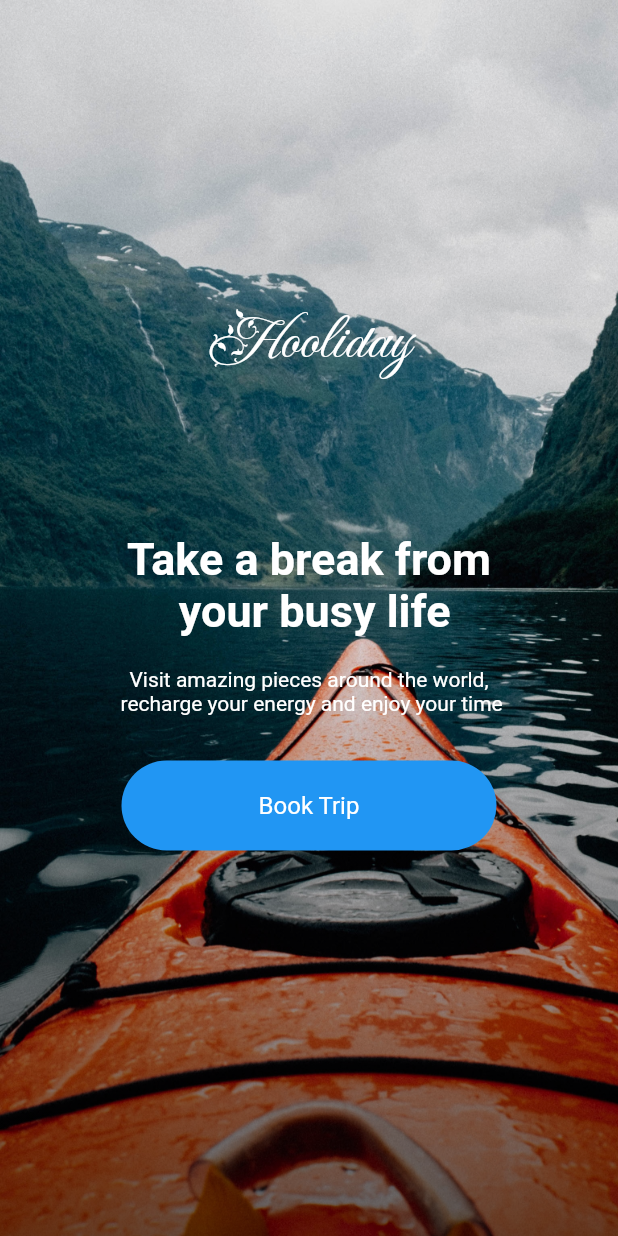
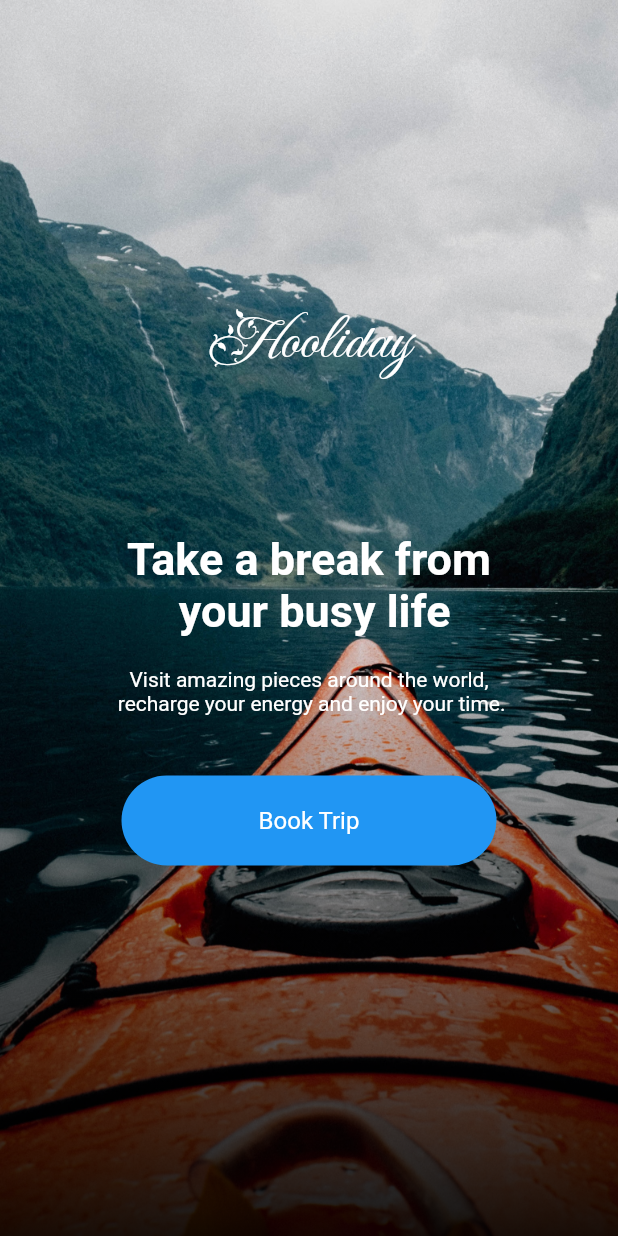
Before and after one commit to Tosin8/hooliday, a Flutter app: the screen it shows after launch, on a phone screen of 412 x 824 dp. Run offline on Flutter 3.47's test engine with Material 2 defaults, Android fonts, the phone set to English and light mode, and no system bars; our stand-ins replace font_awesome_flutter, page_transition.

Commit message:
Update splash_screen.dart

```diff
--- a/lib/extensions/splash_screen.dart
+++ b/lib/extensions/splash_screen.dart
@@ -19,7 +19,7 @@ class SplashScreen extends StatelessWidget {
               decoration: BoxDecoration(
                   gradient: LinearGradient(
                 colors: [
-                  Colors.black.withOpacity(0.6),
+                  Colors.black.withOpacity(0.9),
                   Colors.black.withOpacity(0.1),
                 ],
                 begin: Alignment.bottomRight,
@@ -48,11 +48,11 @@ class SplashScreen extends StatelessWidget {
                         ),
                         SizedBox(height: 20),
                         Text(
-                          'Visit amazing pieces around the world,\n recharge your energy and enjoy your time',
+                          'Visit amazing pieces around the world,\n recharge your energy and enjoy your time.',
                           textAlign: TextAlign.center,
                           style: TextStyle(color: Colors.white),
                         ),
-                        SizedBox(height: 30),
+                        SizedBox(height: 40),
                         SplashBtn()
                       ],
                     ),
```
